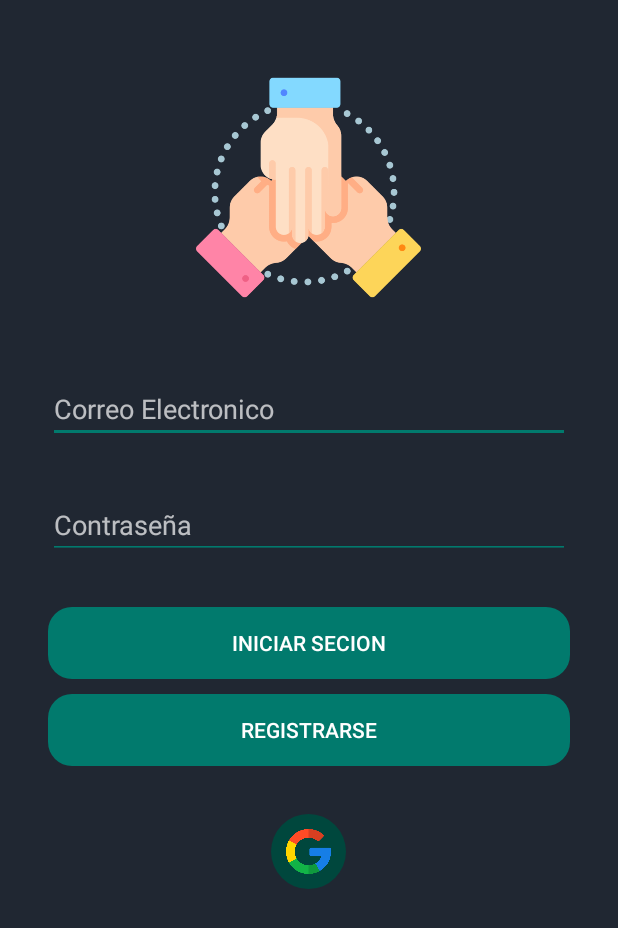
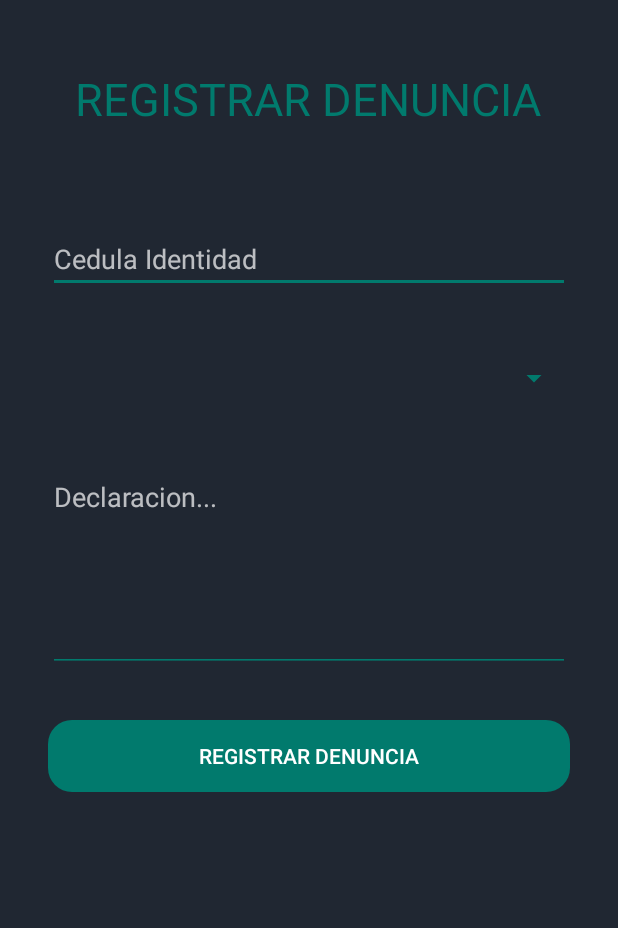
Before and after one commit to perezjose132887/violencia, an Android app: the layout activity_denuncia.xml on its own in the app's theme, with its tools: preview values and no code run, on a phone screen of 412 x 824 dp. Shown: the top 928 px of the screen. Run offline under Robolectric (Android 15) with nearby library versions, the phone set to English and light mode, and no system bars.

Commit message:
Registro de Denuncias

```diff
--- a/app/build.gradle
+++ b/app/build.gradle
@@ -32,7 +32,8 @@ dependencies {
     implementation 'androidx.appcompat:appcompat-resources:1.5.0'
     implementation 'com.google.android.material:material:1.6.1'
     implementation 'androidx.constraintlayout:constraintlayout:2.1.4'
-    implementation 'com.android.volley:volley:1.2.0'
+    implementation 'com.android.volley:volley:1.2.1'
+    implementation 'androidx.appcompat:appcompat:1.5.0'
     testImplementation 'junit:junit:4.13.2'
     androidTestImplementation 'androidx.test.ext:junit:1.1.3'
     androidTestImplementation 'androidx.test.espresso:espresso-core:3.4.0'
--- a/app/src/main/java/com/example/violenciacontralamujer/AlertaFragment.java
+++ b/app/src/main/java/com/example/violenciacontralamujer/AlertaFragment.java
@@ -100,7 +100,7 @@ public class AlertaFragment extends Fragment {
                 }
                 try{
                     SmsManager smsManager=SmsManager.getDefault();
-                    smsManager.sendTextMessage("63997464",null,"blabla",null,null);
+                    smsManager.sendTextMessage("63997464",null,"HolaMundo",null,null);
                     Toast.makeText(getContext(), "SmsEnviado", Toast.LENGTH_SHORT).show();
                 }
                 catch (Exception e){
--- a/app/src/main/res/layout/activity_main.xml
+++ b/app/src/main/res/layout/activity_denuncia.xml
@@ -5,74 +5,68 @@
     android:layout_width="match_parent"
     android:layout_height="match_parent"
     android:orientation="vertical"
-    tools:context=".MainActivity"
+    tools:context=".DenunciaActivity"
     android:background="#202732">
 
 
-    <ImageView
-        android:id="@+id/imageView2"
-        android:layout_width="150dp"
-        android:layout_height="150dp"
-        app:srcCompat="@drawable/unido"
+    <TextView
+        android:id="@+id/textView2"
+        android:layout_width="wrap_content"
+        android:layout_height="wrap_content"
         android:layout_gravity="center"
-        android:scaleType="fitCenter"
-        android:layout_margin="50dp"/>
+        android:text="REGISTRAR DENUNCIA"
+        android:textColor="#017A6D"
+        android:textSize="30sp"
+        android:layout_marginTop="45dp"
+        android:layout_marginBottom="32dp"
+        android:layout_marginLeft="32dp"
+        android:layout_marginRight="32dp"/>
 
     <EditText
-        android:id="@+id/etEmail"
+        android:id="@+id/etCi"
         android:layout_width="match_parent"
         android:layout_height="wrap_content"
         android:ems="10"
         android:inputType="textPersonName"
         android:text=""
-        android:hint="Correo Electronico"
+        android:hint="Cedula Identidad"
+        android:layout_marginTop="32dp"
+        android:layout_marginBottom="32dp"
+        android:layout_marginLeft="32dp"
+        android:layout_marginRight="32dp"
+        android:backgroundTint="#017A6D"/>
+
+    <Spinner
+        android:id="@+id/spSpinner"
+        android:layout_width="match_parent"
+        android:layout_height="49dp"
         android:layout_marginLeft="32dp"
         android:layout_marginRight="32dp"
         android:layout_marginBottom="32dp"
         android:backgroundTint="#017A6D"/>
 
     <EditText
-        android:id="@+id/etPassword"
+        android:id="@+id/etDeclaracion"
         android:layout_width="match_parent"
-        android:layout_height="wrap_content"
-        android:ems="10"
-        android:inputType="textPassword"
-        android:hint="Contraseña"
+        android:layout_height="139dp"
         android:layout_marginLeft="32dp"
         android:layout_marginRight="32dp"
         android:layout_marginBottom="32dp"
+        android:ems="10"
+        android:gravity="start|top"
+        android:inputType="textMultiLine"
+        android:hint="Declaracion..."
         android:backgroundTint="#017A6D"/>
 
     <Button
-        android:id="@+id/btnLogin"
+        android:id="@+id/btnInsertarDenuncia"
         android:layout_width="match_parent"
         android:layout_height="wrap_content"
-        android:text="INICIAR SECION"
-        android:layout_marginLeft="32dp"
-        android:layout_marginRight="32dp"
-        android:layout_marginBottom="10dp"
-        android:background="@drawable/button_rounded"
-        android:backgroundTint="#017A6D"/>
-    <Button
-        android:id="@+id/btnRegister"
-        android:layout_width="match_parent"
-        android:layout_height="wrap_content"
-        android:text="REGISTRARSE"
+        android:text="REGISTRAR DENUNCIA"
         android:layout_marginLeft="32dp"
         android:layout_marginRight="32dp"
         android:layout_marginBottom="32dp"
         android:background="@drawable/button_rounded"
         android:backgroundTint="#017A6D"/>
 
-    <ImageButton
-        android:id="@+id/imageButton4"
-        android:layout_width="50dp"
-        android:layout_height="50dp"
-        app:srcCompat="@drawable/google"
-        android:scaleType="fitCenter"
-        android:layout_gravity="center"
-        android:padding="10dp"
-        android:background="@drawable/button_social"/>
-
-
 </LinearLayout>
```
Also changed, not shown: app/src/main/AndroidManifest.xml (+8 -6 lines), app/src/main/java/com/example/violenciacontralamujer/DenunciaActivity.java (added, +93 -0 lines), app/src/main/java/com/example/violenciacontralamujer/MenuFragment.java (+11 -1 lines), app/src/main/res/layout/fragment_menu.xml (+11 -0 lines), app/src/main/res/layout/spinner_item_jose.xml (added, +9 -0 lines).
